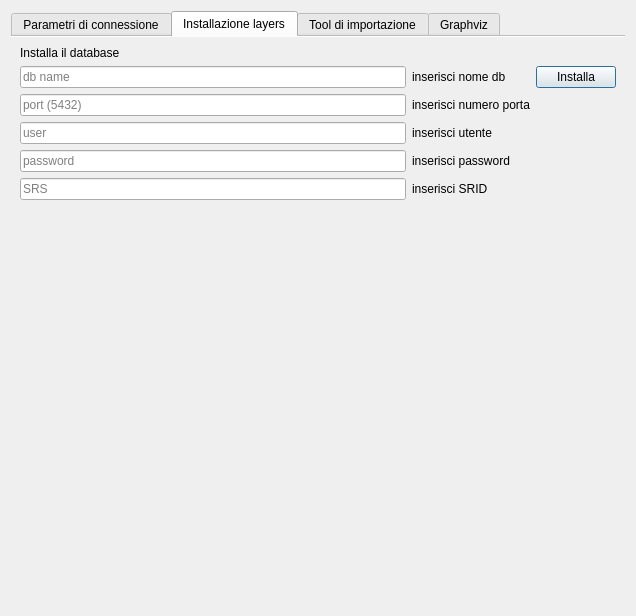
First picture: the form in gui/ui/pyarchinitConfigDialog.ui, repository pyarchinit/pyarchinit, before the edit.
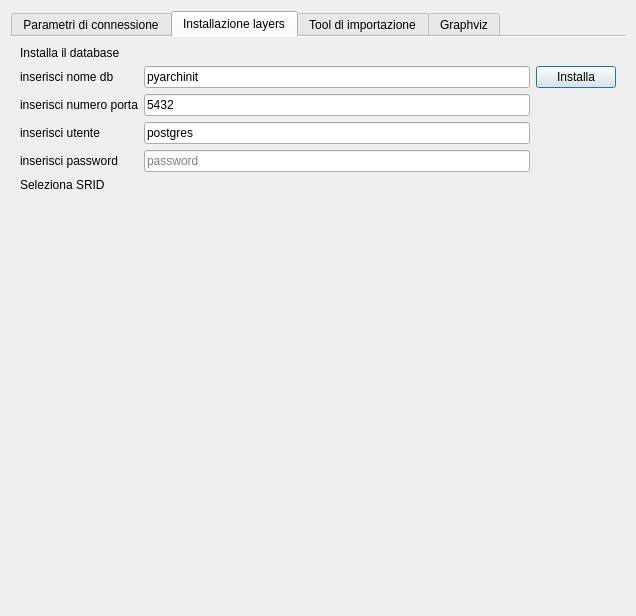
Second picture: the form after the edit. The open tabs and pages were chosen to show the change. Icons and pictures are not drawn. Custom widgets are drawn as their Qt base class.

Commit message: allow to change srid to geometry columns [right now only on postgresql]

Patch:
```diff
--- a/gui/ui/pyarchinitConfigDialog.ui
+++ b/gui/ui/pyarchinitConfigDialog.ui
@@ -316,7 +316,7 @@
       <attribute name="title">
        <string>Installazione layers</string>
       </attribute>
-      <layout class="QGridLayout" name="gridLayout_3">
+      <layout class="QGridLayout" name="gridLayout_5">
        <item row="0" column="0">
         <widget class="QLabel" name="label_6">
          <property name="text">
@@ -324,70 +324,19 @@
          </property>
         </widget>
        </item>
-       <item row="4" column="1">
-        <widget class="QLabel" name="label_31">
-         <property name="toolTip">
-          <string>&lt;html&gt;&lt;head/&gt;&lt;body&gt;&lt;p&gt;&lt;span style=&quot; font-size:10pt;&quot;&gt;puoi inserire il numero di porta differente&lt;/span&gt;&lt;/p&gt;&lt;/body&gt;&lt;/html&gt;</string>
-         </property>
-         <property name="text">
-          <string>inserisci utente</string>
-         </property>
-        </widget>
-       </item>
-       <item row="3" column="1">
-        <widget class="QLabel" name="label_15">
-         <property name="toolTip">
-          <string>&lt;html&gt;&lt;head/&gt;&lt;body&gt;&lt;p&gt;&lt;span style=&quot; font-size:10pt;&quot;&gt;puoi inserire il numero di porta differente&lt;/span&gt;&lt;/p&gt;&lt;/body&gt;&lt;/html&gt;</string>
-         </property>
-         <property name="text">
-          <string>inserisci numero porta</string>
-         </property>
-        </widget>
-       </item>
-       <item row="4" column="0">
-        <widget class="QLineEdit" name="lineEdit_db_user">
-         <property name="text">
-          <string/>
-         </property>
-         <property name="placeholderText">
-          <string>user</string>
-         </property>
-        </widget>
-       </item>
-       <item row="5" column="0">
-        <widget class="QLineEdit" name="lineEdit_db_passwd">
-         <property name="text">
-          <string/>
-         </property>
-         <property name="echoMode">
-          <enum>QLineEdit::Password</enum>
-         </property>
-         <property name="placeholderText">
-          <string>password</string>
-         </property>
-        </widget>
-       </item>
-       <item row="3" column="0">
+       <item row="1" column="0">
+        <layout class="QGridLayout" name="gridLayout_3">
+         <item row="1" column="1">
         <widget class="QLineEdit" name="lineEdit_port_db">
          <property name="text">
-          <string/>
+            <string>5432</string>
          </property>
          <property name="placeholderText">
           <string>port (5432)</string>
          </property>
         </widget>
        </item>
-       <item row="1" column="1">
-        <widget class="QLabel" name="label_12">
-         <property name="toolTip">
-          <string>&lt;html&gt;&lt;head/&gt;&lt;body&gt;&lt;p&gt;&lt;span style=&quot; font-size:10pt;&quot;&gt;Puoi inserire un nome differente da quello presente&lt;/span&gt;&lt;/p&gt;&lt;/body&gt;&lt;/html&gt;</string>
-         </property>
-         <property name="text">
-          <string>inserisci nome db</string>
-         </property>
-        </widget>
-       </item>
-       <item row="5" column="1">
+         <item row="3" column="0">
         <widget class="QLabel" name="label_32">
          <property name="toolTip">
           <string>&lt;html&gt;&lt;head/&gt;&lt;body&gt;&lt;p&gt;&lt;span style=&quot; font-size:10pt;&quot;&gt;puoi inserire il numero di porta differente&lt;/span&gt;&lt;/p&gt;&lt;/body&gt;&lt;/html&gt;</string>
@@ -397,13 +346,33 @@
          </property>
         </widget>
        </item>
-       <item row="1" column="0">
+         <item row="2" column="0">
+          <widget class="QLabel" name="label_31">
+           <property name="toolTip">
+            <string>&lt;html&gt;&lt;head/&gt;&lt;body&gt;&lt;p&gt;&lt;span style=&quot; font-size:10pt;&quot;&gt;puoi inserire il numero di porta differente&lt;/span&gt;&lt;/p&gt;&lt;/body&gt;&lt;/html&gt;</string>
+           </property>
+           <property name="text">
+            <string>inserisci utente</string>
+           </property>
+          </widget>
+         </item>
+         <item row="2" column="1">
+          <widget class="QLineEdit" name="lineEdit_db_user">
+           <property name="text">
+            <string>postgres</string>
+           </property>
+           <property name="placeholderText">
+            <string>user</string>
+           </property>
+          </widget>
+         </item>
+         <item row="0" column="1">
         <widget class="QLineEdit" name="lineEdit_dbname">
          <property name="inputMethodHints">
           <set>Qt::ImhNone</set>
          </property>
          <property name="text">
-          <string/>
+            <string>pyarchinit</string>
          </property>
          <property name="dragEnabled">
           <bool>false</bool>
@@ -416,27 +385,33 @@
          </property>
         </widget>
        </item>
-       <item row="6" column="0">
-        <widget class="QLineEdit" name="lineEdit_db_srid">
+         <item row="3" column="1">
+          <widget class="QLineEdit" name="lineEdit_db_passwd">
          <property name="text">
           <string/>
          </property>
+           <property name="echoMode">
+            <enum>QLineEdit::Password</enum>
+           </property>
          <property name="placeholderText">
-          <string>SRS</string>
+            <string>password</string>
          </property>
         </widget>
        </item>
-       <item row="6" column="1">
-        <widget class="QLabel" name="label_33">
+         <item row="1" column="0">
+          <widget class="QLabel" name="label_15">
          <property name="toolTip">
           <string>&lt;html&gt;&lt;head/&gt;&lt;body&gt;&lt;p&gt;&lt;span style=&quot; font-size:10pt;&quot;&gt;puoi inserire il numero di porta differente&lt;/span&gt;&lt;/p&gt;&lt;/body&gt;&lt;/html&gt;</string>
          </property>
          <property name="text">
-          <string>inserisci SRID</string>
+            <string>inserisci numero porta</string>
          </property>
         </widget>
        </item>
-       <item row="1" column="2">
+         <item row="4" column="1">
+          <widget class="QgsProjectionSelectionWidget" name="selectorCrsWidget" native="true"/>
+         </item>
+         <item row="0" column="3">
         <widget class="QPushButton" name="pushButton_crea_database">
          <property name="enabled">
           <bool>true</bool>
@@ -446,7 +421,26 @@
          </property>
         </widget>
        </item>
-       <item row="7" column="0">
+         <item row="4" column="0">
+          <widget class="QLabel" name="label_8">
+           <property name="text">
+            <string>Seleziona SRID</string>
+           </property>
+          </widget>
+         </item>
+         <item row="0" column="0">
+          <widget class="QLabel" name="label_12">
+           <property name="toolTip">
+            <string>&lt;html&gt;&lt;head/&gt;&lt;body&gt;&lt;p&gt;&lt;span style=&quot; font-size:10pt;&quot;&gt;Puoi inserire un nome differente da quello presente&lt;/span&gt;&lt;/p&gt;&lt;/body&gt;&lt;/html&gt;</string>
+           </property>
+           <property name="text">
+            <string>inserisci nome db</string>
+           </property>
+          </widget>
+         </item>
+        </layout>
+       </item>
+       <item row="2" column="0">
         <spacer name="verticalSpacer_2">
          <property name="orientation">
           <enum>Qt::Vertical</enum>
@@ -854,6 +848,14 @@
    </item>
   </layout>
  </widget>
+ <customwidgets>
+  <customwidget>
+   <class>QgsProjectionSelectionWidget</class>
+   <extends>QWidget</extends>
+   <header>qgis.gui</header>
+   <container>1</container>
+  </customwidget>
+ </customwidgets>
  <tabstops>
   <tabstop>comboBox_Database</tabstop>
   <tabstop>lineEdit_Host</tabstop>
```
Lines whose indentation alone changed are shown as unchanged. The commit also changes 2 other files.
